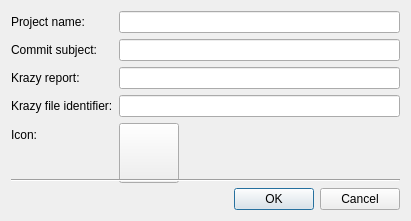
Above: applets/kdeobservatory/src/ui/kdeobservatoryconfigproject.ui from KDE/kdeplasma-addons before the change. Below: the same form after it.
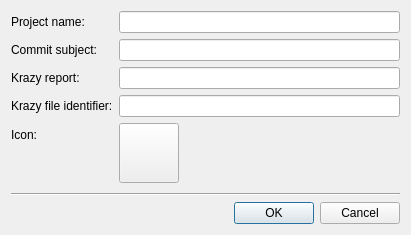
That is the form after the change. Custom widgets are drawn as their Qt base class.

The edit to the form file:
```diff
--- a/applets/kdeobservatory/src/ui/kdeobservatoryconfigproject.ui
+++ b/applets/kdeobservatory/src/ui/kdeobservatoryconfigproject.ui
@@ -7,11 +7,11 @@
     <x>0</x>
     <y>0</y>
     <width>411</width>
-    <height>221</height>
+    <height>235</height>
    </rect>
   </property>
   <property name="sizePolicy">
-   <sizepolicy hsizetype="Preferred" vsizetype="Preferred">
+   <sizepolicy hsizetype="Fixed" vsizetype="Fixed">
     <horstretch>0</horstretch>
     <verstretch>0</verstretch>
    </sizepolicy>
@@ -19,11 +19,14 @@
   <property name="minimumSize">
    <size>
     <width>411</width>
-    <height>221</height>
+    <height>235</height>
    </size>
   </property>
-  <property name="windowTitle">
-   <string>Configure KDE Observatory - Project</string>
+  <property name="maximumSize">
+   <size>
+    <width>411</width>
+    <height>235</height>
+   </size>
   </property>
   <layout class="QGridLayout" name="gridLayout">
    <item row="0" column="0">
```
Left out of the diff: 8 changed lines with no effect on the pictures.
